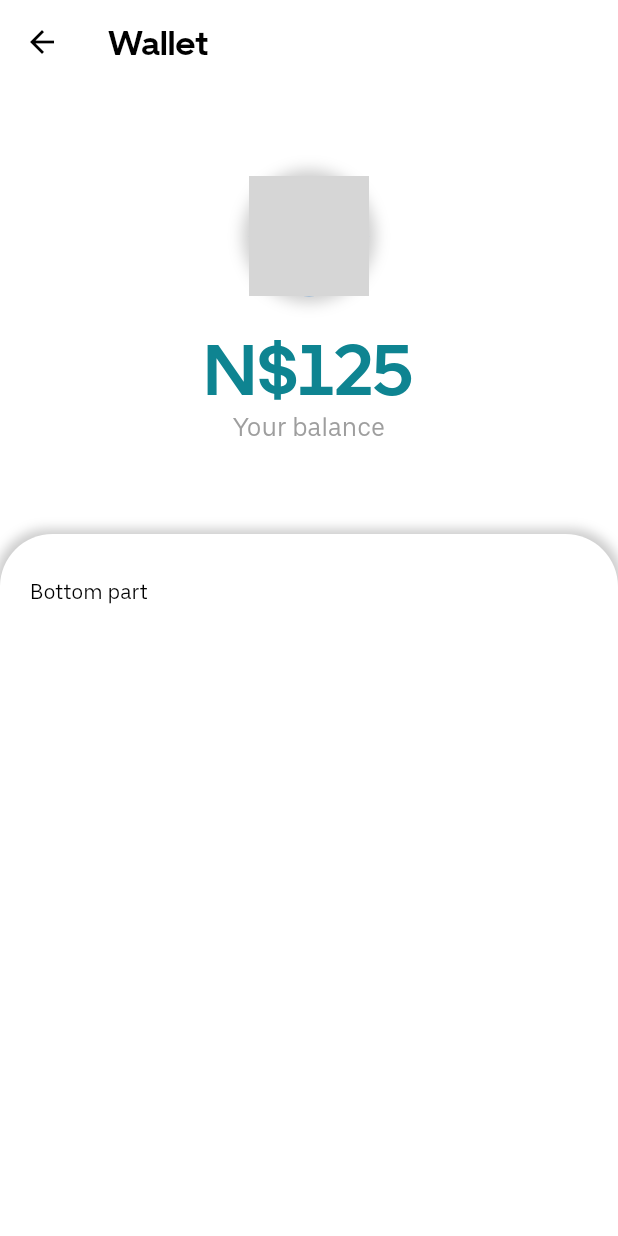
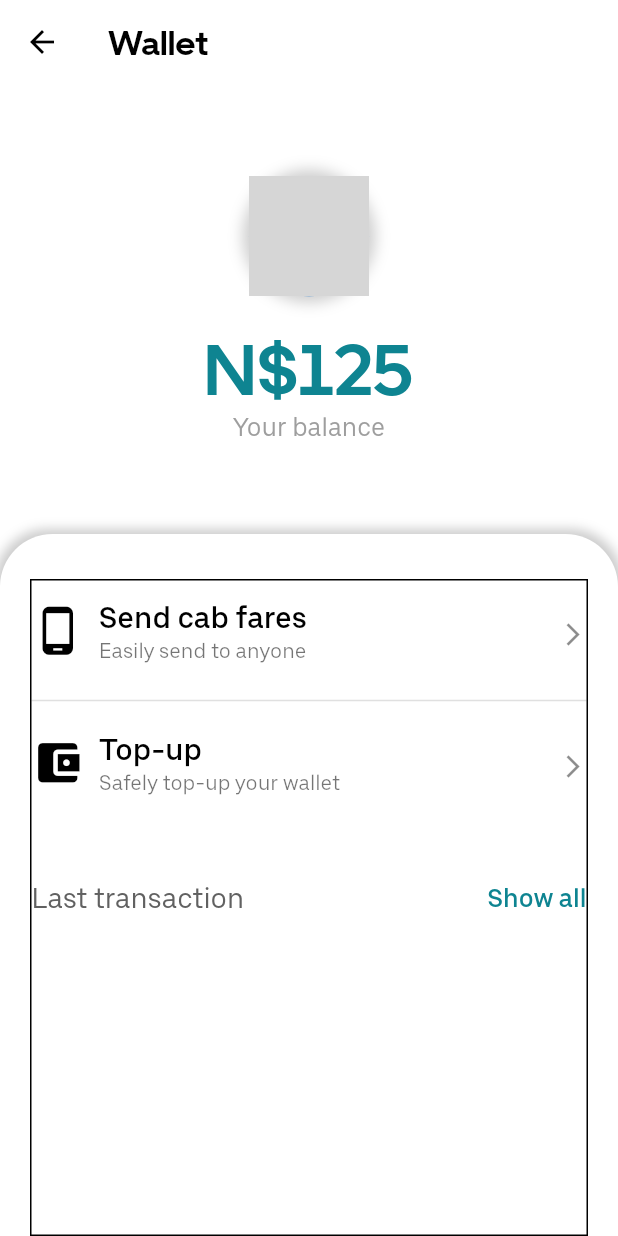
Before and after one commit to Taxiconnect-na/Riders-app-flutter, a Flutter app: the screen it shows after launch, on a phone screen of 412 x 824 dp. Run offline on Flutter 3.47's test engine with Material 2 defaults, Android fonts, the phone set to English and light mode, and no system bars; our stand-ins replace animated_text_kit, flutter_countdown_timer, modal_bottom_sheet, pin_code_fields; grey boxes are pictures that could not be loaded.

Commit message:
Riders App 2.2.30007
[*] Major additions...in the Wallet

```diff
--- a/lib/Components/Wallet/WalletEntry.dart
+++ b/lib/Components/Wallet/WalletEntry.dart
@@ -39,7 +39,7 @@ class WalletEntry extends StatelessWidget {
                         topRight: Radius.circular(35))),
                 child: Padding(
                   padding: const EdgeInsets.only(left: 20, right: 20, top: 30),
-                  child: Text('Bottom part'),
+                  child: WalletEntryBottomPart(),
                 ),
               ),
             ),
@@ -112,3 +112,86 @@ class HeaderPartWalletEntry extends StatelessWidget {
     );
   }
 }
+
+//Bottom part of the wallet entry
+class WalletEntryBottomPart extends StatelessWidget {
+  const WalletEntryBottomPart({Key? key}) : super(key: key);
+
+  @override
+  Widget build(BuildContext context) {
+    return Container(
+      decoration: BoxDecoration(border: Border.all(width: 1)),
+      child: Column(
+        children: [
+          ListTile(
+            horizontalTitleGap: 5,
+            contentPadding: EdgeInsets.only(left: 0),
+            leading: Container(
+                child: Icon(
+              Icons.phone_android,
+              color: Colors.black,
+              size: 35,
+            )),
+            title: Text('Send cab fares',
+                style: TextStyle(fontFamily: 'MoveTextMedium', fontSize: 20)),
+            subtitle: Text('Easily send to anyone'),
+            trailing: Icon(
+              Icons.arrow_forward_ios,
+              size: 18,
+            ),
+          ),
+          Divider(
+            thickness: 1,
+          ),
+          ListTile(
+            horizontalTitleGap: 5,
+            contentPadding: EdgeInsets.only(left: 0),
+            leading: Container(
+                child: Icon(
+              Icons.account_balance_wallet,
+              color: Colors.black,
+              size: 35,
+            )),
+            title: Text('Top-up',
+                style: TextStyle(fontFamily: 'MoveTextMedium', fontSize: 20)),
+            subtitle: Text('Safely top-up your wallet'),
+            trailing: Icon(
+              Icons.arrow_forward_ios,
+              size: 18,
+            ),
+          ),
+          SizedBox(
+            height: 20,
+          ),
+          LastTransactionSection()
+        ],
+      ),
+    );
+  }
+}
+
+//Last transaction part
+class LastTransactionSection extends StatelessWidget {
+  const LastTransactionSection({Key? key}) : super(key: key);
+
+  @override
+  Widget build(BuildContext context) {
+    return Padding(
+      padding: EdgeInsets.only(top: 20, bottom: 15),
+      child: Row(
+        children: [
+          Expanded(
+              child: Text(
+            'Last transaction',
+            style: TextStyle(fontSize: 19, color: Colors.grey.shade700),
+          )),
+          Text('Show all',
+              style: TextStyle(
+                  fontSize: 17,
+                  fontFamily: 'MoveTextMedium',
+                  color: Color.fromRGBO(14, 132, 145, 1)))
+        ],
+      ),
+    );
+  }
+}
```
